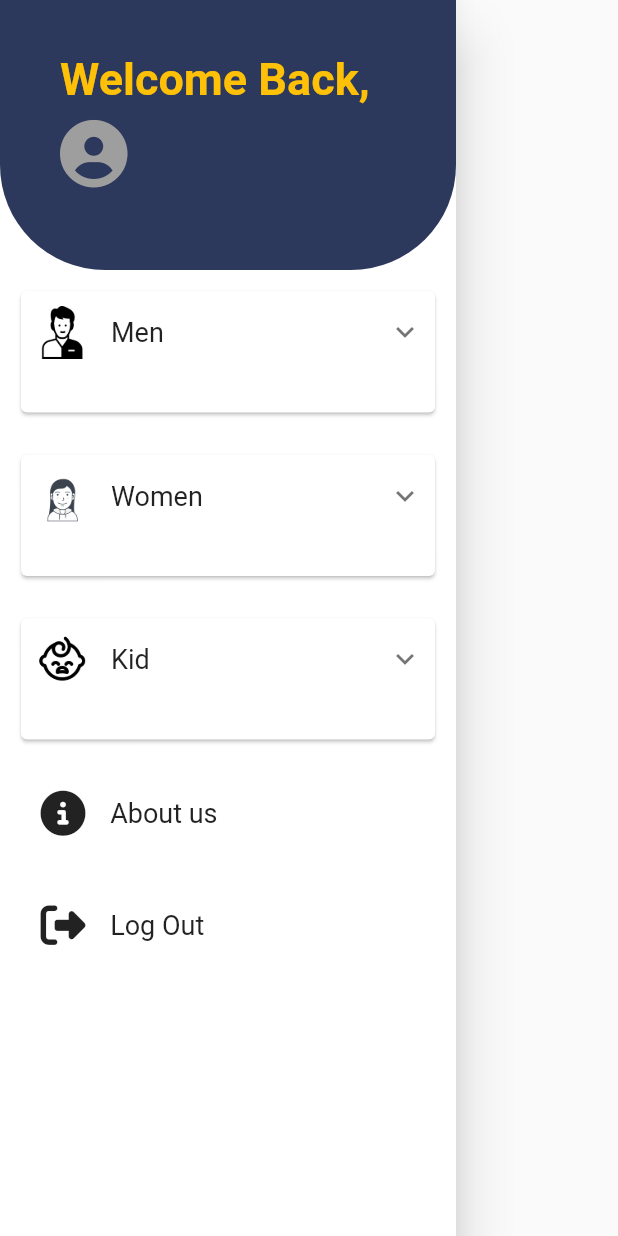
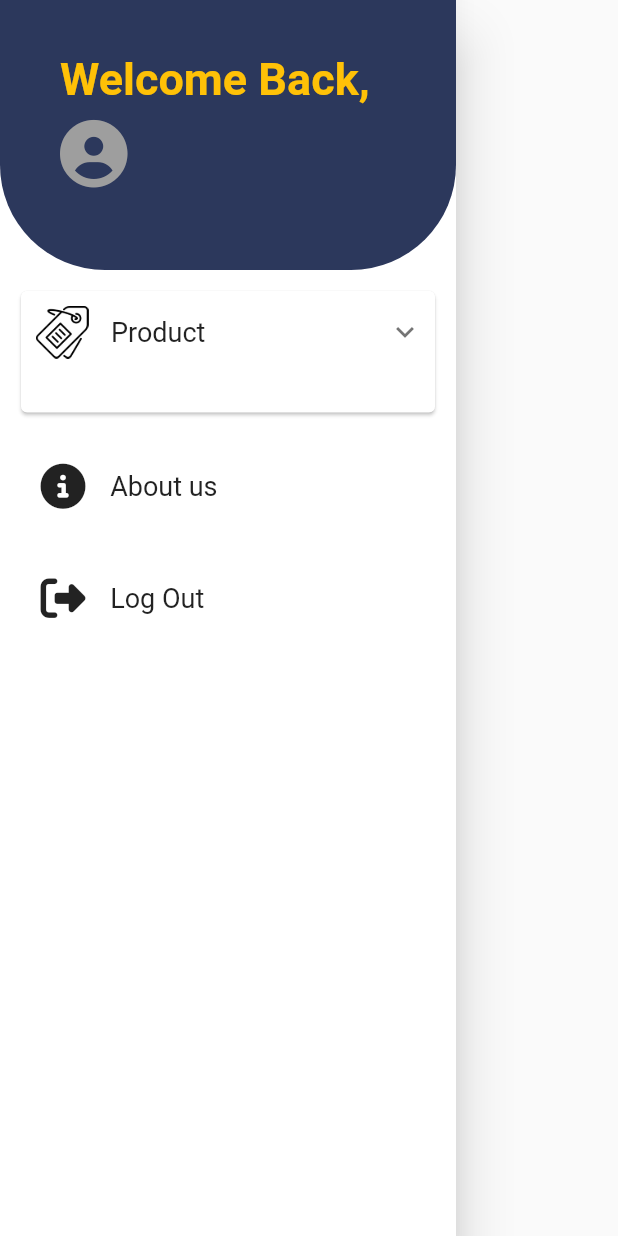
Before and after one commit to minh0611/CRP_G4, a Flutter app: the DrawerScreen widget shown alone on an empty page, opened directly, on a phone screen of 412 x 824 dp. Run offline on Flutter 3.47's test engine with Material 2 defaults, Android fonts, the phone set to English and light mode, and no system bars; drawn by our look-alikes of expandable; our stand-ins replace carousel_slider, cloud_firestore, dropdown_button2, firebase_auth, firebase_core, font_awesome_flutter and 1 more; missing offline and left inert: increment_decrement_form_field, splash_view, swipeable_tile; accounts and stored records are empty.

Commit message:
drawer update

```diff
--- a/lib/Screens/drawer.dart
+++ b/lib/Screens/drawer.dart
@@ -36,7 +36,7 @@
               size: 45,
             ),
             SizedBox(
-              width: 15,
+              width: 5,
             ),
             Text(
               "Guess",
@@ -68,7 +68,7 @@
                 size: 45,
               ),
               const SizedBox(
-                width: 15,
+                width: 5,
               ),
               FutureBuilder(
                   future: _fetch(),
@@ -149,18 +149,9 @@
                 child: ListView(
                   children: [
                     const DrawerExpandable(
-                      cateName: "Men",
+                      cateName: "Product",
                       // ignore: deprecated_member_use
-                      cateIcon: 'assets/icon_images/men.png',
-                    ),
-                    const DrawerExpandable(
-                      cateName: "Women",
-                      // ignore: deprecated_member_use
-                      cateIcon: 'assets/icon_images/women.png',
-                    ),
-                    const DrawerExpandable(
-                      cateName: "Kid",
-                      cateIcon: 'assets/icon_images/kid.png',
+                      cateIcon: 'assets/icon_images/allProduct.png',
                     ),
                     Container(
                       margin:
--- a/lib/Screens/support.dart
+++ b/lib/Screens/support.dart
@@ -67,7 +67,7 @@
               InkWell(
                 onTap: () => _launchCaller(),
                 child: const CategoryIcon(
-                    iconImage: 'assets/icon_images/shirt.png',
+                    iconImage: 'assets/icon_images/phoneIcon.png',
                     categoryName: "Call Support"),
               ),
             ],
--- a/lib/widgets/drawer_expandable.dart
+++ b/lib/widgets/drawer_expandable.dart
@@ -59,23 +59,28 @@
                           crossAxisAlignment: CrossAxisAlignment.stretch,
                           children: const [
                             SizedBox(
-                              height: 5,
+                              height: 10,
                             ),
-                            Text("Shirt"),
+                            Text(
+                              "Male",
+                              style: TextStyle(fontSize: 18),
+                            ),
                             SizedBox(
-                              height: 5,
+                              height: 10,
                             ),
-                            Text("Short"),
+                            Text(
+                              "Female",
+                              style: TextStyle(fontSize: 18),
+                            ),
                             SizedBox(
-                              height: 5,
+                              height: 10,
                             ),
-                            Text("Shoes"),
+                            Text(
+                              "Unisex",
+                              style: TextStyle(fontSize: 18),
+                            ),
                             SizedBox(
-                              height: 5,
-                            ),
-                            Text("Equipment"),
-                            SizedBox(
-                              height: 5,
+                              height: 10,
                             ),
                           ],
                         ),
--- a/pubspec.yaml
+++ b/pubspec.yaml
@@ -96,6 +96,7 @@
     - assets/icon_images/allProduct.png
     - assets/icon_images/equipment.png
     - assets/icon_images/allNew.png
+    - assets/icon_images/phoneIcon.png
     - assets/icon_images/shirt.png
     - assets/icon_images/short.png
     - assets/icon_images/shoes.png
```
Also changed, not shown: assets/icon_images/phoneIcon.png (added).
